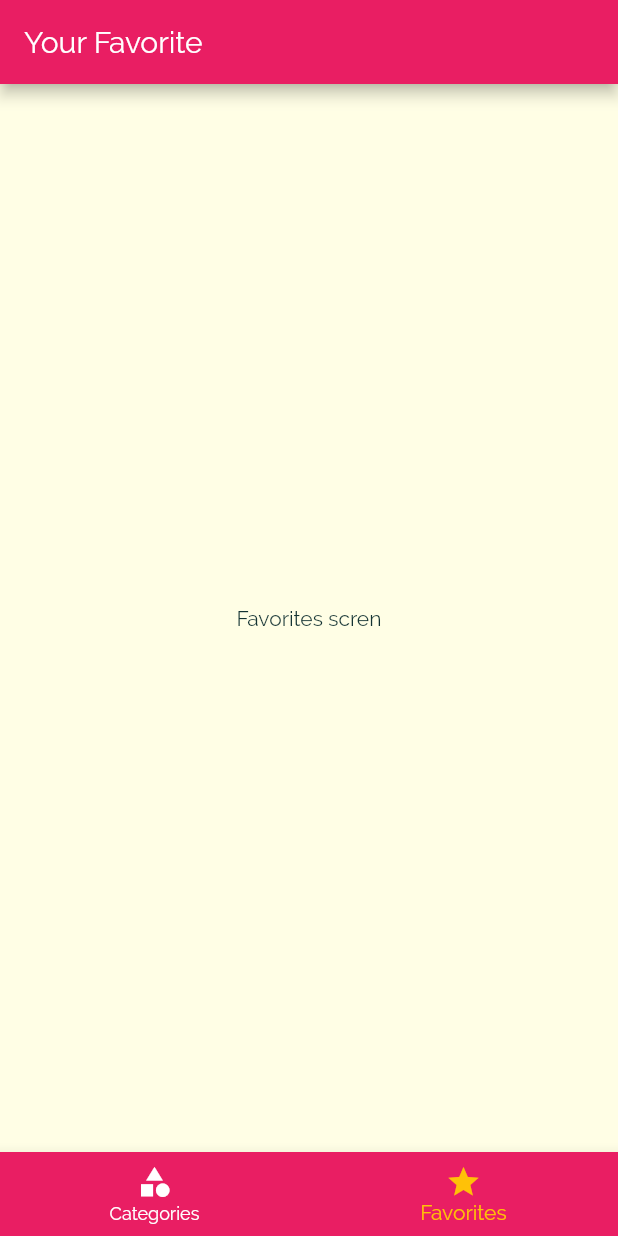
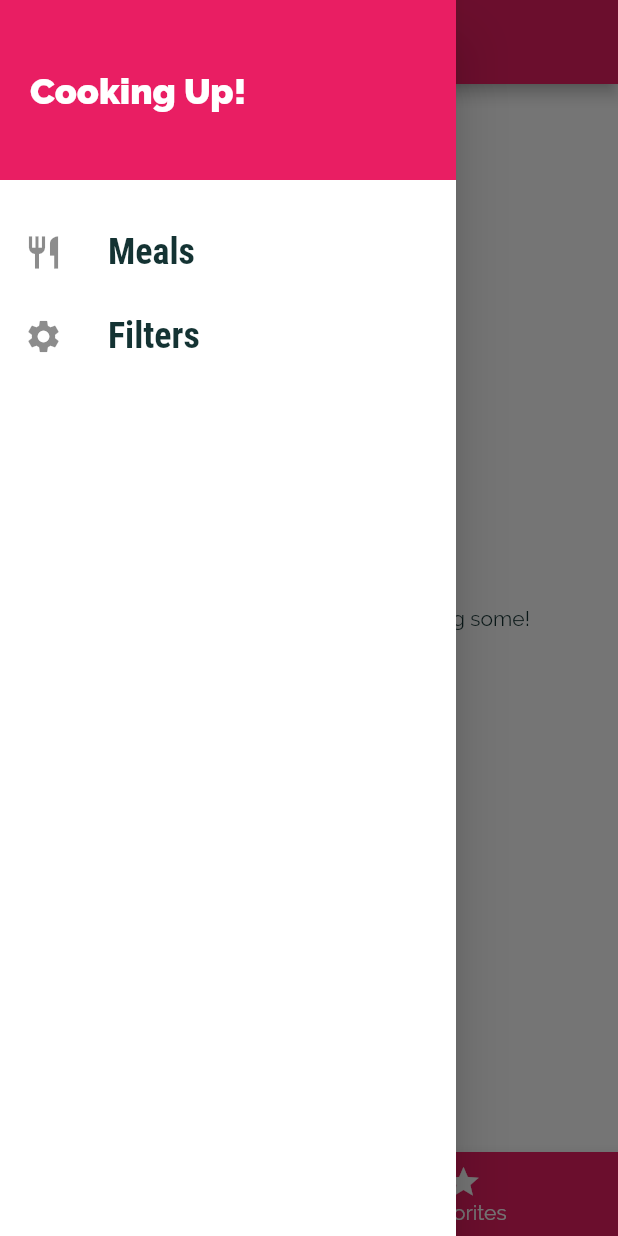
Before and after one commit to azarov-serge/deli_meals, a Flutter app: the screen it shows after launch, item 2 of the bottom bar chosen, with the side drawer open (before the commit the screen has no drawer), on a phone screen of 412 x 824 dp. Run offline on Flutter 3.47's test engine with Material 2 defaults, Android fonts, the phone set to English and light mode, and no system bars.

Commit message:
Add filters and favorites. Code review

```diff
--- a/lib/main.dart
+++ b/lib/main.dart
@@ -4,21 +4,82 @@ import 'package:deli_meals/screens/categories_screen.dart';
 import 'package:deli_meals/screens/category_meals_screen.dart';
 import 'package:deli_meals/screens/meal_detail_screen.dart';
 import 'package:deli_meals/screens/tabs_screen.dart';
+import 'package:deli_meals/screens/filters_screen.dart';
+
+import 'package:deli_meals/models/meal.dart';
+
+import 'package:deli_meals/dummy_meals.dart';
 
 void main() {
   runApp(MyApp());
 }
 
-class MyApp extends StatelessWidget {
-  // This widget is the root of your application.
+class MyApp extends StatefulWidget {
+  @override
+  _MyAppState createState() => _MyAppState();
+}
+
+class _MyAppState extends State<MyApp> {
+  Map<String, bool> _filters = {
+    'gluten': false,
+    'lactose': false,
+    'vegan': false,
+    'vegetarian': false,
+  };
+
+  List<Meal> _availableMeals = DUMMY_MEALS;
+  List<Meal> _favoriteMeals = [];
+
+  void _setFilters(Map<String, bool> filterData) {
+    setState(() {
+      _filters = filterData;
+
+      _availableMeals = DUMMY_MEALS.where((meal) {
+        if (_filters['gluten'] && !meal.isGlutenFree) {
+          return false;
+        }
+        if (_filters['lactose'] && !meal.isLactoseFree) {
+          return false;
+        }
+        if (_filters['vegan'] && !meal.isVegan) {
+          return false;
+        }
+        if (_filters['vegetarian'] && !meal.isVegetarian) {
+          return false;
+        }
+        return true;
+      }).toList();
+    });
+  }
+
+  void _toggleFavorite(String mealId) {
+    final existingIndex =
+        _favoriteMeals.indexWhere((meal) => meal.id == mealId);
+    if (existingIndex >= 0) {
+      setState(() {
+        _favoriteMeals.removeAt(existingIndex);
+      });
+    } else {
+      setState(() {
+        _favoriteMeals.add(
+          DUMMY_MEALS.firstWhere((meal) => meal.id == mealId),
+        );
+      });
+    }
+  }
+
+  bool _isMealFavorite(String id) {
+    return _favoriteMeals.any((meal) => meal.id == id);
+  }
+
   @override
   Widget build(BuildContext context) {
     return MaterialApp(
       title: 'DeliMeals',
       theme: ThemeData(
         primarySwatch: Colors.pink,
-        accentColor: Colors.amber,
-        canvasColor: Color.fromRGBO(255, 254, 229, 1),
+        accentColor: Color.fromRGBO(20, 51, 51, 1),
+        canvasColor: Colors.white,
         fontFamily: 'Raleway',
         textTheme: ThemeData.light().textTheme.copyWith(
             bodyText1: TextStyle(
@@ -35,9 +96,12 @@ class MyApp extends StatelessWidget {
       ),
       initialRoute: CategoriesScreen.routeName,
       routes: {
-        '/': (ctx) => TabsScreen(),
-        CategoryMealsScreen.routeName: (ctx) => CategoryMealsScreen(),
-        MealDetailScreen.routeName: (ctx) => MealDetailScreen(),
+        '/': (ctx) => TabsScreen(_favoriteMeals),
+        CategoryMealsScreen.routeName: (ctx) =>
+            CategoryMealsScreen(_availableMeals),
+        MealDetailScreen.routeName: (ctx) =>
+            MealDetailScreen(_toggleFavorite, _isMealFavorite),
+        FiltersScreen.routeName: (ctx) => FiltersScreen(_filters, _setFilters),
       },
     );
   }
--- a/lib/screens/favorites_screen.dart
+++ b/lib/screens/favorites_screen.dart
@@ -1,10 +1,34 @@
 import 'package:flutter/material.dart';
 
+import 'package:deli_meals/widgets/meal_item.dart';
+
+import 'package:deli_meals/models/meal.dart';
+
 class FavoritesScreen extends StatelessWidget {
+  final List<Meal> favoriteMeals;
+
+  FavoritesScreen(this.favoriteMeals);
+
   @override
   Widget build(BuildContext context) {
-    return Center(
-      child: Text('Favorites scren'),
-    );
+    if (favoriteMeals.isEmpty) {
+      return Center(
+        child: Text('You have no favorites yet - start adding some!'),
+      );
+    } else {
+      return ListView.builder(
+        itemBuilder: (ctx, index) {
+          return MealItem(
+            id: favoriteMeals[index].id,
+            title: favoriteMeals[index].title,
+            imageUrl: favoriteMeals[index].imageUrl,
+            duration: favoriteMeals[index].duration,
+            affordability: favoriteMeals[index].affordability,
+            complexity: favoriteMeals[index].complexity,
+          );
+        },
+        itemCount: favoriteMeals.length,
+      );
+    }
   }
 }
--- a/lib/screens/tabs_screen.dart
+++ b/lib/screens/tabs_screen.dart
@@ -2,12 +2,15 @@ import 'package:flutter/material.dart';
 
 import 'package:deli_meals/screens/categories_screen.dart';
 import 'package:deli_meals/screens/favorites_screen.dart';
+
+import 'package:deli_meals/widgets/main_drawer.dart';
+
 import 'package:deli_meals/models/meal.dart';
 
 class TabsScreen extends StatefulWidget {
-  // final List<Meal> favoriteMeals;
+  final List<Meal> favoriteMeals;
 
-  TabsScreen();
+  TabsScreen(this.favoriteMeals);
 
   @override
   _TabsScreenState createState() => _TabsScreenState();
@@ -25,7 +28,7 @@ class _TabsScreenState extends State<TabsScreen> {
         'title': 'Categories',
       },
       {
-        'page': FavoritesScreen(),
+        'page': FavoritesScreen(widget.favoriteMeals),
         'title': 'Your Favorite',
       },
     ];
@@ -44,12 +47,13 @@ class _TabsScreenState extends State<TabsScreen> {
       appBar: AppBar(
         title: Text(_pages[_selectedPageIndex]['title']),
       ),
+      drawer: MainDrawer(),
       body: _pages[_selectedPageIndex]['page'],
       bottomNavigationBar: BottomNavigationBar(
         onTap: _selectPage,
         backgroundColor: Theme.of(context).primaryColor,
-        unselectedItemColor: Colors.white,
-        selectedItemColor: Theme.of(context).accentColor,
+        unselectedItemColor: Colors.white.withOpacity(0.65),
+        selectedItemColor: Colors.white,
         currentIndex: _selectedPageIndex,
         items: [
           BottomNavigationBarItem(
--- a/lib/widgets/category_item.dart
+++ b/lib/widgets/category_item.dart
@@ -1,6 +1,4 @@
 import 'package:flutter/material.dart';
-
-import 'package:deli_meals/screens/category_meals_screen.dart';
 
 class CategoryItem extends StatelessWidget {
   final String id;
--- /dev/null
+++ b/lib/widgets/main_drawer.dart
@@ -0,0 +1,56 @@
+import 'package:flutter/material.dart';
+
+import 'package:deli_meals/screens/filters_screen.dart';
+
+class MainDrawer extends StatelessWidget {
+  Widget buildListTile(String title, IconData icon, Function tapHandler) {
+    return ListTile(
+      leading: Icon(
+        icon,
+        size: 26,
+      ),
+      title: Text(
+        title,
+        style: TextStyle(
+          fontFamily: 'RobotoCondensed',
+          fontSize: 24,
+          fontWeight: FontWeight.bold,
+        ),
+      ),
+      onTap: tapHandler,
+    );
+  }
+
+  @override
+  Widget build(BuildContext context) {
+    return Drawer(
+      child: Column(
+        children: [
+          Container(
+            height: 120,
+            width: double.infinity,
+            padding: EdgeInsets.all(20),
+            alignment: Alignment.centerLeft,
+            color: Theme.of(context).primaryColor,
+            child: Text(
+              'Cooking Up!',
+              style: TextStyle(
+                  fontWeight: FontWeight.w900,
+                  fontSize: 24,
+                  color: Colors.white),
+            ),
+          ),
+          SizedBox(
+            height: 20,
+          ),
+          buildListTile('Meals', Icons.restaurant, () {
+            Navigator.of(context).pushReplacementNamed('/');
+          }),
+          buildListTile('Filters', Icons.settings, () {
+            Navigator.of(context).pushReplacementNamed(FiltersScreen.routeName);
+          }),
+        ],
+      ),
+    );
+  }
+}
--- a/lib/widgets/meal_item.dart
+++ b/lib/widgets/meal_item.dart
@@ -5,7 +5,6 @@ import 'package:deli_meals/models/meal.dart';
 
 class MealItem extends StatelessWidget {
   final String id;
-  final List<String> categories;
   final String title;
   final String imageUrl;
   final int duration;
@@ -19,7 +18,6 @@ class MealItem extends StatelessWidget {
 
   const MealItem({
     @required this.id,
-    @required this.categories,
     @required this.title,
     @required this.imageUrl,
     @required this.duration,
```
Also changed, not shown: lib/screens/category_meals_screen.dart (+39 -18 lines), lib/screens/filters_screen.dart (added, +136 -0 lines), lib/screens/meal_detail_screen.dart (+11 -2 lines).
